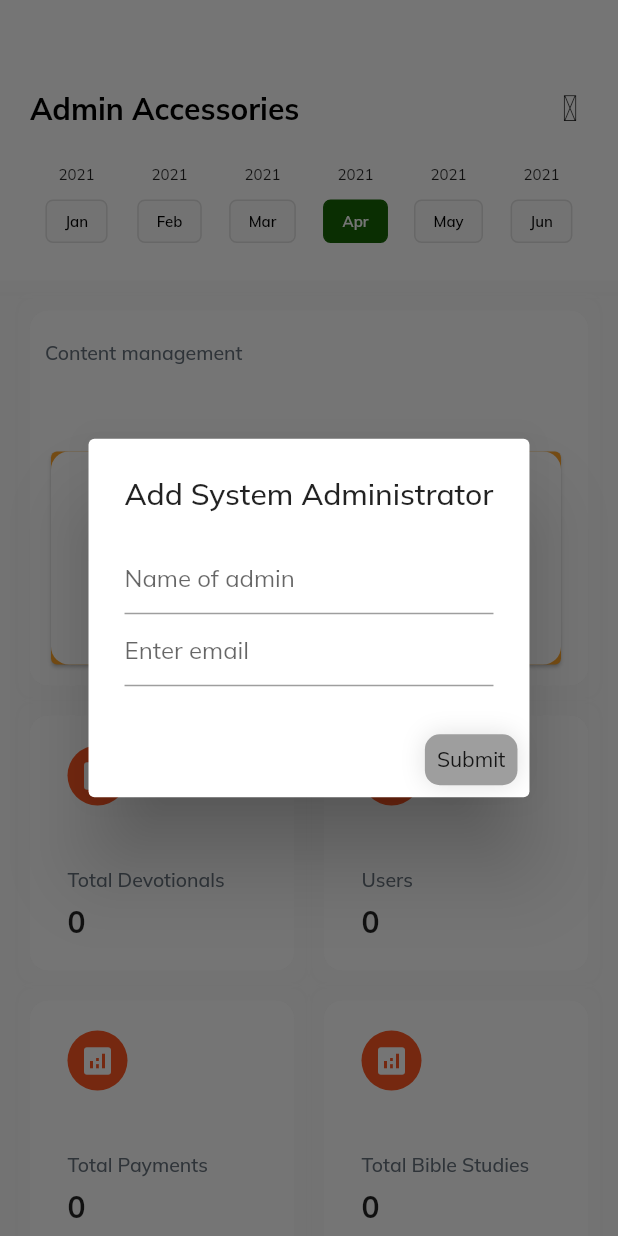
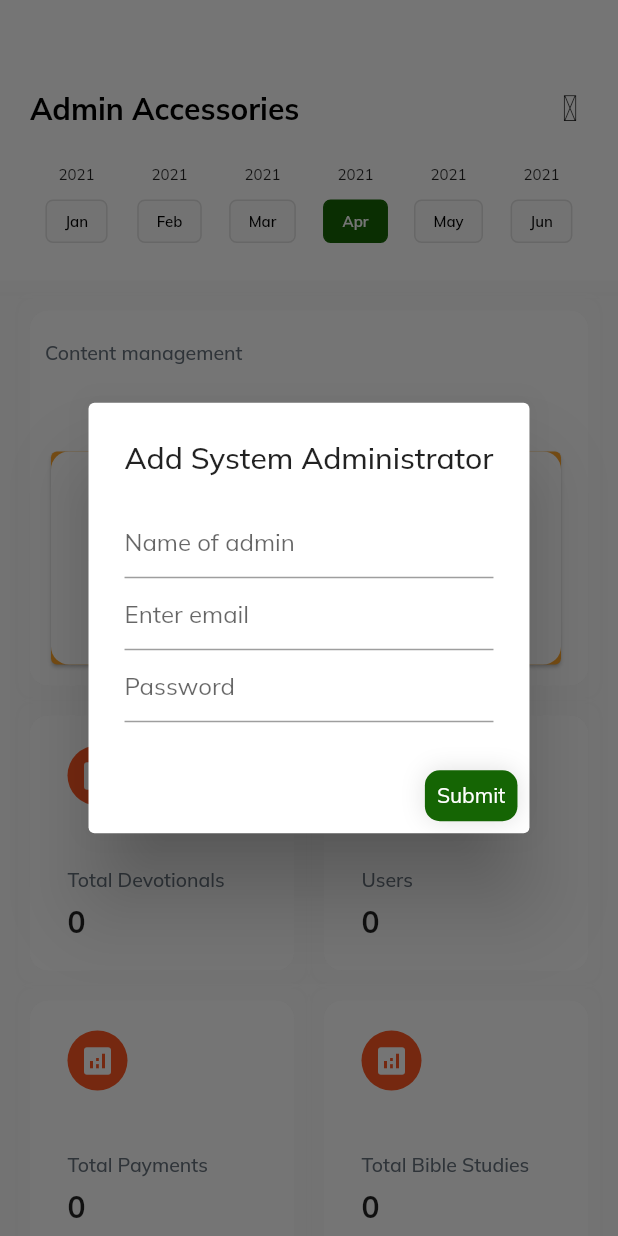
Before and after one commit to cyenite/dekut_cu, a Flutter app: the AdminStats screen opened directly, after a tap on an icon or button, on a phone screen of 412 x 824 dp. Run offline on Flutter 3.47's test engine with Material 2 defaults, Android fonts, the phone set to English and light mode, and no system bars; our stand-ins replace animated_bottom_navigation_bar, cloud_firestore, date_time_picker, firebase_auth, firebase_core, fl_chart and 6 more; missing offline and left inert: flutterwave, lit_firebase_auth, mpesa; accounts and stored records are empty.

Commit message:
Aesthetics update

```diff
--- a/lib/pages/admin_analytics.dart
+++ b/lib/pages/admin_analytics.dart
@@ -35,6 +35,8 @@ class _AdminStatsState extends State<AdminStats> {
       TextEditingController();
   final TextEditingController _nameEditingController = TextEditingController();
   final TextEditingController _emailEditingController = TextEditingController();
+  final TextEditingController _passwordEditingController =
+      TextEditingController();
 
   int activeDay = 3;
   String _verseDay =
@@ -318,6 +320,7 @@ class _AdminStatsState extends State<AdminStats> {
                     if (snapshot.hasData && snapshot != null) {
                       final docs = snapshot.data.docs;
                       return ListView.builder(
+                        physics: NeverScrollableScrollPhysics(),
                         itemCount: docs.length,
                         itemBuilder: (BuildContext context, int index) {
                           final user = docs[index].data();
@@ -371,6 +374,15 @@ class _AdminStatsState extends State<AdminStats> {
                           hintText: "Enter email",
                         ),
                       ),
+                      TextFormField(
+                        controller: _passwordEditingController,
+                        validator: (value) {
+                          return value.isNotEmpty ? null : "Password required";
+                        },
+                        decoration: InputDecoration(
+                          hintText: "Password",
+                        ),
+                      ),
                     ],
                   )),
               title: Text('Add System Administrator'),
@@ -379,7 +391,7 @@ class _AdminStatsState extends State<AdminStats> {
                   child: Container(
                     padding: EdgeInsets.all(8.0),
                     decoration: BoxDecoration(
-                      color: Colors.grey,
+                      color: primary,
                       borderRadius: BorderRadius.circular(10.0),
                       boxShadow: [
                         BoxShadow(
@@ -389,21 +401,21 @@ class _AdminStatsState extends State<AdminStats> {
                         ),
                       ],
                     ),
-                    child: Text(
-                      'Submit',
-                    ),
+                    child:
+                        Text('Submit', style: TextStyle(color: Colors.white)),
                   ),
                   onTap: () async {
-                    User user ;
+                    User user;
                     if (_nameEditingController.text != null &&
                         _emailEditingController.text != null) {
                       print(user);
                       await AuthHelper.saveAdminUser(
-                          user,
                           _nameEditingController.text,
-                          _emailEditingController.text);
+                          _emailEditingController.text,
+                          _passwordEditingController.text);
                       _nameEditingController.clear();
                       _emailEditingController.clear();
+                      _passwordEditingController.clear();
                       Navigator.of(context).pop();
                     }
                   },
--- a/lib/pages/make_contribution.dart
+++ b/lib/pages/make_contribution.dart
@@ -38,14 +38,14 @@ class _ContributionPageState extends State<ContributionPage> {
   makePayment() async {
     final Flutterwave flutterwave = Flutterwave.forUIPayment(
         context: this.context,
-        encryptionKey: "bccd0579b15c717fe038acbf",
-        publicKey: "FLWPUBK-b239cd3d22a82875d1c6e99f688c4b56-X",
+        encryptionKey: "FLWSECK_TEST9c64f36a860d",
+        publicKey: "FLWPUBK_TEST-d7d2ef91cdfa4ce42c7aed94bafc7ffb-X",
         currency: "KES",
         amount: _amount.text,
         email: user.email,
         fullName: _phoneNumber.text,
         txRef: selectedCategory,
-        isDebugMode: false,
+        isDebugMode: true,
         phoneNumber: _phoneNumber.text,
         acceptCardPayment: false,
         acceptUSSDPayment: false,
--- a/lib/services/auth_helper.dart
+++ b/lib/services/auth_helper.dart
@@ -6,7 +6,10 @@ class AuthHelper extends GetxController {
   RxBool isAdmin = false.obs;
 
   static FirebaseFirestore _db = FirebaseFirestore.instance;
-  static saveAdminUser(User user, String name, String email) async {
+  static saveAdminUser(String name, String email, String password) async {
+    UserCredential result = await FirebaseAuth.instance
+        .createUserWithEmailAndPassword(email: email, password: password);
+    User user = result.user;
     Map<String, dynamic> userData = {
       "name": name,
       "email": email,
@@ -18,6 +21,7 @@ class AuthHelper extends GetxController {
     if ((await userRef.get()).exists) {
       await userRef.update({
         "last_login": user.metadata.lastSignInTime.millisecondsSinceEpoch,
+        "role": "admin",
       });
     } else {
       await _db.collection("users").doc(user.uid).set(userData);
--- a/pubspec.yaml
+++ b/pubspec.yaml
@@ -38,7 +38,7 @@ dependencies:
   animations: any
   google_fonts: any
   font_awesome_flutter: any
-
+  rflutter_alert:
   date_time_picker: any
 
   firebase_core: ^0.5.0
```
Also changed, not shown: lib/pages/daily_page.dart (+79 -0 lines), lib/pages/profile_page.dart (+7 -2 lines), lib/pages/root_app.dart (+8 -0 lines), pubspec.lock.
